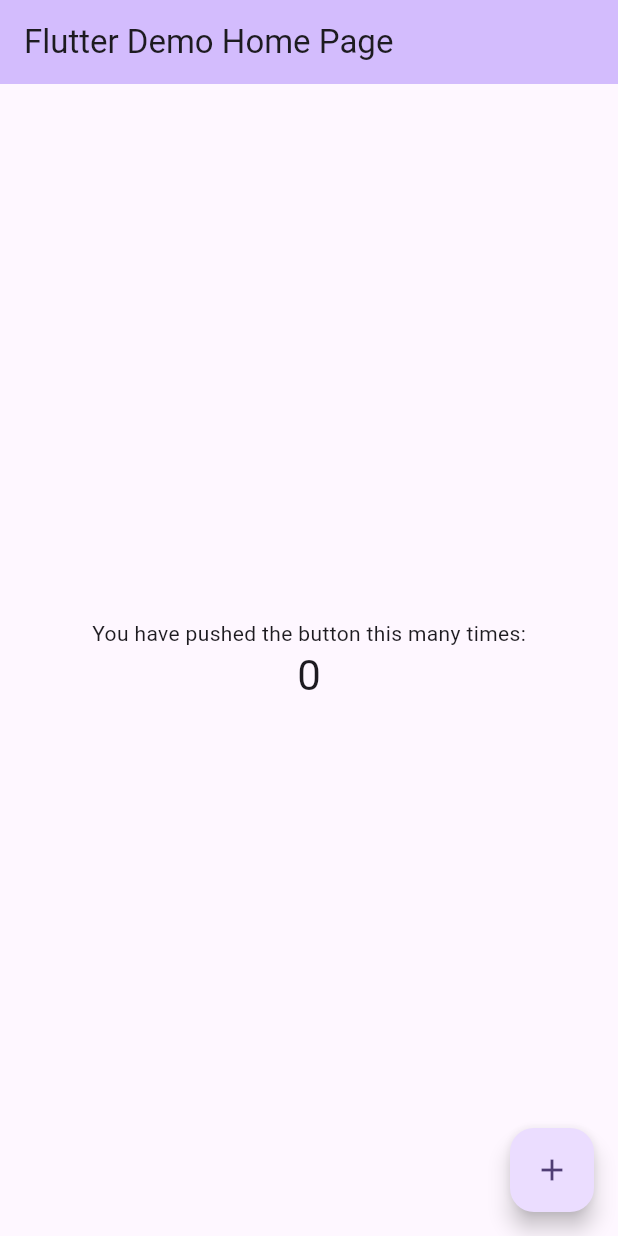
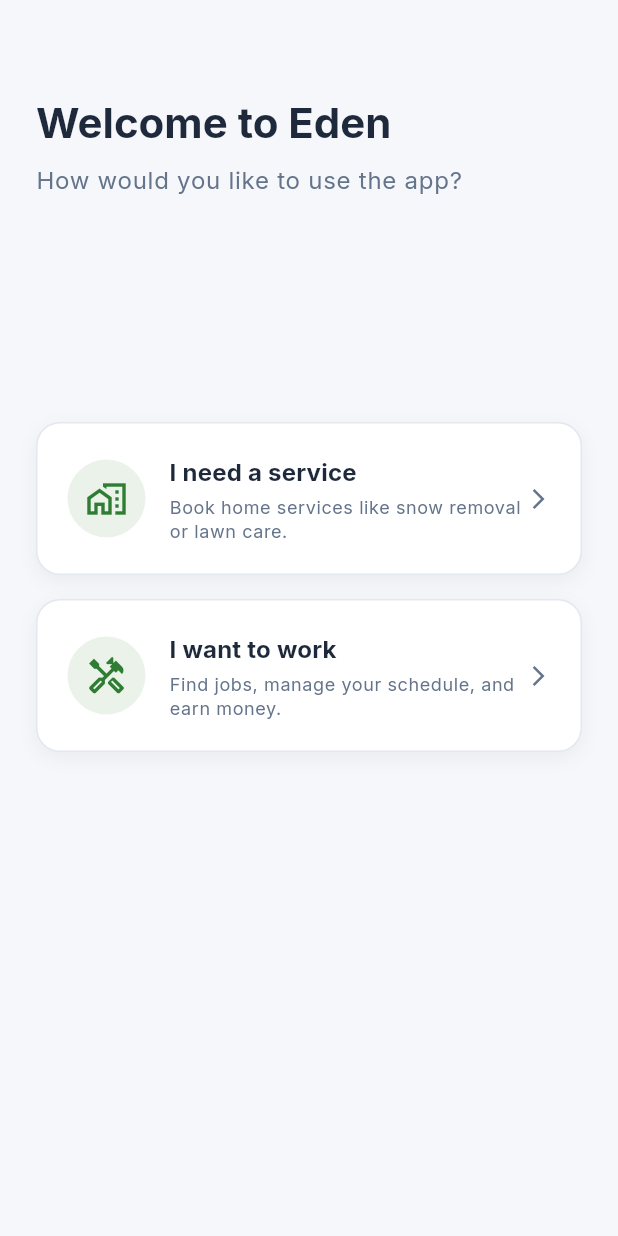
Before and after one commit to DevsropeAI/Edenproject, a Flutter app: the screen it shows after launch, on a phone screen of 412 x 824 dp. Run offline on Flutter 3.47's test engine with Material 3 defaults, Android fonts, the phone set to English and light mode, and no system bars; our stand-ins replace dio, flutter_riverpod, flutter_secure_storage, freezed_annotation, go_router, google_fonts and 1 more; generated files the repository leaves out were written again.

Commit message:
feat(home): add customer and contractor home screens with role switching

```diff
--- /dev/null
+++ b/lib/app.dart
@@ -0,0 +1,17 @@
+import 'package:flutter/material.dart';
+import 'core/theme/app_theme.dart';
+import 'core/router/app_router.dart';
+
+class EdenApp extends StatelessWidget {
+  const EdenApp({super.key});
+
+  @override
+  Widget build(BuildContext context) {
+    return MaterialApp.router(
+      title: 'Eden',
+      theme: AppTheme.lightTheme,
+      routerConfig: AppRouter.router,
+      debugShowCheckedModeBanner: false,
+    );
+  }
+}
--- /dev/null
+++ b/lib/core/config/app_config.dart
@@ -0,0 +1,5 @@
+class AppConfig {
+  static const String appName = 'Eden';
+  // Use 10.0.2.2 for Android Emulator, localhost for iOS/Web
+  static const String apiBaseUrl = 'http://10.0.2.2:3000/api';
+}
--- /dev/null
+++ b/lib/core/router/app_router.dart
@@ -0,0 +1,30 @@
+// import 'package:flutter/material.dart';
+import 'package:go_router/go_router.dart';
+import '../../features/auth/presentation/screens/onboarding_screen.dart';
+import '../../features/auth/presentation/screens/login_screen.dart';
+import '../../features/auth/presentation/screens/customer_register_screen.dart';
+import '../../features/auth/presentation/screens/contractor_register_screen.dart';
+
+class AppRouter {
+  static final router = GoRouter(
+    initialLocation: '/onboarding',
+    routes: [
+      GoRoute(
+        path: '/onboarding',
+        builder: (context, state) => const OnboardingScreen(),
+      ),
+      GoRoute(
+        path: '/login',
+        builder: (context, state) => const LoginScreen(),
+      ),
+      GoRoute(
+        path: '/register/customer',
+        builder: (context, state) => const CustomerRegisterScreen(),
+      ),
+      GoRoute(
+        path: '/register/contractor',
+        builder: (context, state) => const ContractorRegisterScreen(),
+      ),
+    ],
+  );
+}
--- /dev/null
+++ b/lib/core/theme/app_colors.dart
@@ -0,0 +1,13 @@
+import 'package:flutter/material.dart';
+
+class AppColors {
+  static const Color primary = Color(0xFF2E7D32); // Eden Green
+  static const Color primaryDark = Color(0xFF1B5E20);
+  static const Color secondary = Color(0xFF00897B); // Teal
+  static const Color background = Color(0xFFF5F7FA);
+  static const Color surface = Colors.white;
+  static const Color textPrimary = Color(0xFF1E293B);
+  static const Color textSecondary = Color(0xFF64748B);
+  static const Color error = Color(0xFFE53935);
+  static const Color border = Color(0xFFE2E8F0);
+}
--- /dev/null
+++ b/lib/core/theme/app_theme.dart
@@ -0,0 +1,71 @@
+import 'package:flutter/material.dart';
+import 'package:google_fonts/google_fonts.dart';
+import 'app_colors.dart';
+
+class AppTheme {
+  static ThemeData get lightTheme {
+    // 1. Use Flutter's standard text theme and apply the Google Font family
+    final textTheme = ThemeData.light().textTheme.apply(
+      fontFamily: GoogleFonts.inter().fontFamily,
+      bodyColor: AppColors.textPrimary,
+      displayColor: AppColors.textPrimary,
+    );
+
+    return ThemeData(
+      useMaterial3: true,
+      colorScheme: ColorScheme.fromSeed(
+        seedColor: AppColors.primary,
+        primary: AppColors.primary,
+        secondary: AppColors.secondary,
+        surface: AppColors.surface,
+        error: AppColors.error,
+      ),
+      textTheme: textTheme,
+      scaffoldBackgroundColor: AppColors.background,
+      appBarTheme: const AppBarTheme(
+        backgroundColor: AppColors.surface,
+        elevation: 0,
+        centerTitle: true,
+        iconTheme: IconThemeData(color: AppColors.textPrimary),
+        titleTextStyle: TextStyle(
+          color: AppColors.textPrimary,
+          fontSize: 18,
+          fontWeight: FontWeight.w600,
+          fontFamily: 'Inter', // Explicitly set for AppBar
+        ),
+      ),
+      inputDecorationTheme: InputDecorationTheme(
+        filled: true,
+        fillColor: AppColors.surface,
+        contentPadding: const EdgeInsets.symmetric(horizontal: 16, vertical: 16),
+        border: OutlineInputBorder(
+          borderRadius: BorderRadius.circular(12),
+          borderSide: const BorderSide(color: AppColors.border),
+        ),
+        enabledBorder: OutlineInputBorder(
+          borderRadius: BorderRadius.circular(12),
+          borderSide: const BorderSide(color: AppColors.border),
+        ),
+        focusedBorder: OutlineInputBorder(
+          borderRadius: BorderRadius.circular(12),
+          borderSide: const BorderSide(color: AppColors.primary, width: 2),
+        ),
+        errorBorder: OutlineInputBorder(
+          borderRadius: BorderRadius.circular(12),
+          borderSide: const BorderSide(color: AppColors.error),
+        ),
+      ),
+      elevatedButtonTheme: ElevatedButtonThemeData(
+        style: ElevatedButton.styleFrom(
+          backgroundColor: AppColors.primary,
+          foregroundColor: Colors.white,
+          minimumSize: const Size(double.infinity, 54),
+          shape: RoundedRectangleBorder(
+            borderRadius: BorderRadius.circular(12),
+          ),
+          textStyle: const TextStyle(fontSize: 16, fontWeight: FontWeight.w600, fontFamily: 'Inter'),
+        ),
+      ),
+    );
+  }
+}
--- /dev/null
+++ b/lib/features/auth/presentation/screens/onboarding_screen.dart
@@ -0,0 +1,124 @@
+import 'package:flutter/material.dart';
+import 'package:go_router/go_router.dart';
+import '../../../../core/theme/app_colors.dart';
+
+class OnboardingScreen extends StatelessWidget {
+  const OnboardingScreen({super.key});
+
+  @override
+  Widget build(BuildContext context) {
+    return Scaffold(
+      body: SafeArea(
+        child: Padding(
+          padding: const EdgeInsets.all(24.0),
+          child: Column(
+            crossAxisAlignment: CrossAxisAlignment.start,
+            children: [
+              const SizedBox(height: 40),
+              Text(
+                'Welcome to Eden',
+                style: Theme.of(context).textTheme.headlineMedium?.copyWith(
+                      fontWeight: FontWeight.bold,
+                      color: AppColors.textPrimary,
+                    ),
+              ),
+              const SizedBox(height: 8),
+              Text(
+                'How would you like to use the app?',
+                style: Theme.of(context).textTheme.bodyLarge?.copyWith(
+                      color: AppColors.textSecondary,
+                    ),
+              ),
+              const Spacer(),
+              _RoleCard(
+                title: 'I need a service',
+                subtitle: 'Book home services like snow removal or lawn care.',
+                icon: Icons.home_work_outlined,
+                onTap: () => context.push('/login'),
+              ),
+              const SizedBox(height: 16),
+              _RoleCard(
+                title: 'I want to work',
+                subtitle: 'Find jobs, manage your schedule, and earn money.',
+                icon: Icons.handyman_outlined,
+                onTap: () => context.push('/login'),
+              ),
+              const Spacer(flex: 2),
+            ],
+          ),
+        ),
+      ),
+    );
+  }
+}
+
+class _RoleCard extends StatelessWidget {
+  final String title;
+  final String subtitle;
+  final IconData icon;
+  final VoidCallback onTap;
+
+  const _RoleCard({
+    required this.title,
+    required this.subtitle,
+    required this.icon,
+    required this.onTap,
+  });
+
+  @override
+  Widget build(BuildContext context) {
+    return InkWell(
+      onTap: onTap,
+      borderRadius: BorderRadius.circular(16),
+      child: Container(
+        padding: const EdgeInsets.all(20),
+        decoration: BoxDecoration(
+          color: AppColors.surface,
+          borderRadius: BorderRadius.circular(16),
+          border: Border.all(color: AppColors.border),
+          boxShadow: [
+            BoxShadow(
+              color: Colors.black.withValues(alpha: 0.05),
+              blurRadius: 10,
+              offset: const Offset(0, 4),
+            ),
+          ],
+        ),
+        child: Row(
+          children: [
+            Container(
+              padding: const EdgeInsets.all(12),
+              decoration: BoxDecoration(
+                color: AppColors.primary.withValues(alpha: 0.1),
+                shape: BoxShape.circle,
+              ),
+              child: Icon(icon, color: AppColors.primary, size: 28),
+            ),
+            const SizedBox(width: 16),
+            Expanded(
+              child: Column(
+                crossAxisAlignment: CrossAxisAlignment.start,
+                children: [
+                  Text(
+                    title,
+                    style: Theme.of(context).textTheme.titleMedium?.copyWith(
+                          fontWeight: FontWeight.bold,
+                        ),
+                  ),
+                  const SizedBox(height: 4),
+                  Text(
+                    subtitle,
+                    style: Theme.of(context).textTheme.bodySmall?.copyWith(
+                          color: AppColors.textSecondary,
+                        ),
+                  ),
+                ],
+              ),
+            ),
+            const Icon(Icons.arrow_forward_ios, size: 16, color: AppColors.textSecondary),
+          ],
+        ),
+      ),
+    );
+  }
+}
--- a/lib/main.dart
+++ b/lib/main.dart
@@ -1,122 +1,11 @@
 import 'package:flutter/material.dart';
+import 'package:flutter_riverpod/flutter_riverpod.dart';
+import 'app.dart';
 
 void main() {
-  runApp(const MyApp());
+  runApp(
+    const ProviderScope(
+      child: EdenApp(),
+    ),
+  );
 }
-
-class MyApp extends StatelessWidget {
-  const MyApp({super.key});
-
-  // This widget is the root of your application.
-  @override
-  Widget build(BuildContext context) {
-    return MaterialApp(
-      title: 'Flutter Demo',
-      theme: ThemeData(
-        // This is the theme of your application.
-        //
-        // TRY THIS: Try running your application with "flutter run". You'll see
-        // the application has a purple toolbar. Then, without quitting the app,
-        // try changing the seedColor in the colorScheme below to Colors.green
-        // and then invoke "hot reload" (save your changes or press the "hot
-        // reload" button in a Flutter-supported IDE, or press "r" if you used
-        // the command line to start the app).
-        //
-        // Notice that the counter didn't reset back to zero; the application
-        // state is not lost during the reload. To reset the state, use hot
-        // restart instead.
-        //
-        // This works for code too, not just values: Most code changes can be
-        // tested with just a hot reload.
-        colorScheme: .fromSeed(seedColor: Colors.deepPurple),
-      ),
-      home: const MyHomePage(title: 'Flutter Demo Home Page'),
-    );
-  }
-}
-
-class MyHomePage extends StatefulWidget {
-  const MyHomePage({super.key, required this.title});
-
-  // This widget is the home page of your application. It is stateful, meaning
-  // that it has a State object (defined below) that contains fields that affect
-  // how it looks.
-
-  // This class is the configuration for the state. It holds the values (in this
-  // case the title) provided by the parent (in this case the App widget) and
-  // used by the build method of the State. Fields in a Widget subclass are
-  // always marked "final".
-
-  final String title;
-
-  @override
-  State<MyHomePage> createState() => _MyHomePageState();
-}
-
-class _MyHomePageState extends State<MyHomePage> {
-  int _counter = 0;
-
-  void _incrementCounter() {
-    setState(() {
-      // This call to setState tells the Flutter framework that something has
-      // changed in this State, which causes it to rerun the build method below
-      // so that the display can reflect the updated values. If we changed
-      // _counter without calling setState(), then the build method would not be
-      // called again, and so nothing would appear to happen.
-      _counter++;
-    });
-  }
-
-  @override
-  Widget build(BuildContext context) {
-    // This method is rerun every time setState is called, for instance as done
-    // by the _incrementCounter method above.
-    //
-    // The Flutter framework has been optimized to make rerunning build methods
-    // fast, so that you can just rebuild anything that needs updating rather
-    // than having to individually change instances of widgets.
-    return Scaffold(
-      appBar: AppBar(
-        // TRY THIS: Try changing the color here to a specific color (to
-        // Colors.amber, perhaps?) and trigger a hot reload to see the AppBar
-        // change color while the other colors stay the same.
-        backgroundColor: Theme.of(context).colorScheme.inversePrimary,
-        // Here we take the value from the MyHomePage object that was created by
-        // the App.build method, and use it to set our appbar title.
-        title: Text(widget.title),
-      ),
-      body: Center(
-        // Center is a layout widget. It takes a single child and positions it
-        // in the middle of the parent.
-        child: Column(
-          // Column is also a layout widget. It takes a list of children and
-          // arranges them vertically. By default, it sizes itself to fit its
-          // children horizontally, and tries to be as tall as its parent.
-          //
-          // Column has various properties to control how it sizes itself and
-          // how it positions its children. Here we use mainAxisAlignment to
-          // center the children vertically; the main axis here is the vertical
-          // axis because Columns are vertical (the cross axis would be
-          // horizontal).
-          //
-          // TRY THIS: Invoke "debug painting" (choose the "Toggle Debug Paint"
-          // action in the IDE, or press "p" in the console), to see the
-          // wireframe for each widget.
-          mainAxisAlignment: .center,
-          children: [
-            const Text('You have pushed the button this many times:'),
-            Text(
-              '$_counter',
-              style: Theme.of(context).textTheme.headlineMedium,
-            ),
-          ],
-        ),
-      ),
-      floatingActionButton: FloatingActionButton(
-        onPressed: _incrementCounter,
-        tooltip: 'Increment',
-        child: const Icon(Icons.add),
-      ),
-    );
-  }
-}
```
Also changed, not shown: lib/core/network/api_client.dart (added, +41 -0 lines), lib/core/storage/secure_storage.dart (added, +18 -0 lines), lib/features/auth/data/models/user.dart (added, +16 -0 lines), lib/features/auth/data/repositories/auth_repository.dart (added, +33 -0 lines), lib/features/auth/domain/auth_state.dart (added, +13 -0 lines), lib/features/auth/presentation/screens/contractor_register_screen.dart (added, +13 -0 lines), lib/features/auth/presentation/screens/customer_register_screen.dart (added, +13 -0 lines), lib/features/auth/presentation/screens/login_screen.dart (added, +128 -0 lines), lib/features/auth/providers/auth_provider.dart (added, +34 -0 lines), lib/features/auth/data/models/user.freezed.dart (added), lib/features/auth/data/models/user.g.dart (added), lib/features/auth/domain/auth_state.freezed.dart (added), lib/features/auth/providers/auth_provider.g.dart (added), 3 other files.
